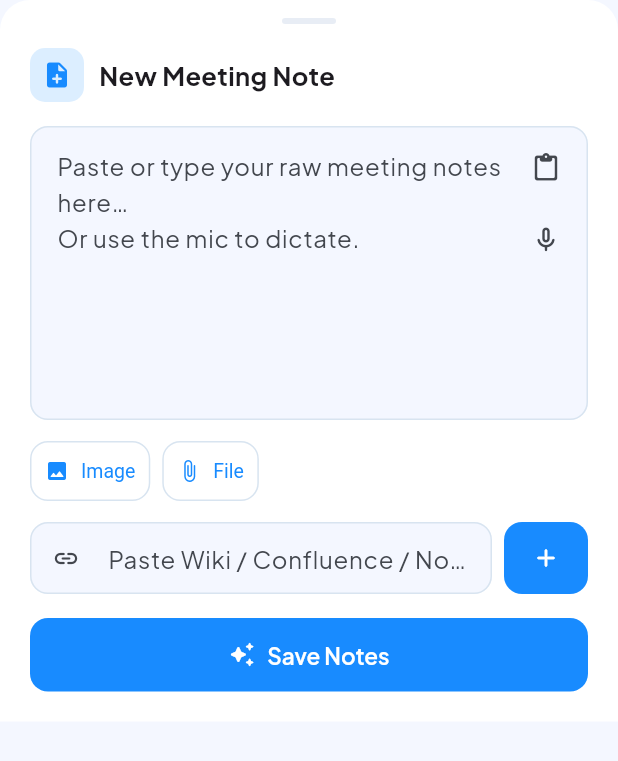
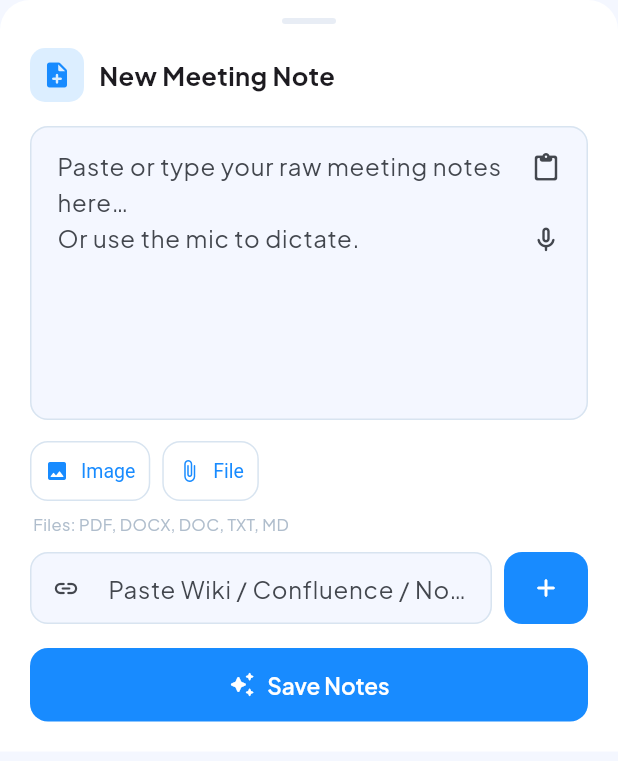
Before and after one commit to sohankhandaker/story-automation-mobile, a Flutter app: the NewNoteSheet widget shown alone on an empty page, opened directly, on a phone screen of 412 x 824 dp. Shown: the top 761 px of the screen. Run offline on Flutter 3.47's test engine with Material 3 defaults, Android fonts, the phone set to English and light mode, and no system bars; our stand-ins replace dio, file_picker, flutter_markdown, flutter_riverpod, flutter_secure_storage, flutter_svg and 6 more; accounts and stored records are empty; network calls fail.

Commit message:
feat: show supported file types hint below attachment buttons
Adds 'Files: PDF, DOCX, DOC, TXT, MD' caption below the Image/File
buttons in all three note sheets (NewNoteSheet, _AddMoreNotesSheet,
_ProjectNoteSheet) so users know which formats are supported.

Co-Authored-By: Claude Sonnet 4.6 <noreply@anthropic.com>

```diff
--- a/lib/screens/notes_screen.dart
+++ b/lib/screens/notes_screen.dart
@@ -895,6 +895,13 @@ class _NewNoteSheetState extends ConsumerState<NewNoteSheet> {
                   textStyle: const TextStyle(fontSize: 13)),
             ),
           ]),
+          const Padding(
+            padding: EdgeInsets.only(top: 4, left: 2),
+            child: Text(
+              'Files: PDF, DOCX, DOC, TXT, MD',
+              style: TextStyle(fontSize: 11, color: SeraTokens.hint),
+            ),
+          ),
           if (_attachments.isNotEmpty) ...[
             const Gap(8),
             Wrap(
@@ -1234,6 +1241,13 @@ class _AddMoreNotesSheetState
                   textStyle: const TextStyle(fontSize: 13)),
             ),
           ]),
+          const Padding(
+            padding: EdgeInsets.only(top: 4, left: 2),
+            child: Text(
+              'Files: PDF, DOCX, DOC, TXT, MD',
+              style: TextStyle(fontSize: 11, color: SeraTokens.hint),
+            ),
+          ),
           if (_attachments.isNotEmpty) ...[
             const Gap(8),
             Wrap(
```
Also changed, not shown: lib/screens/projects_screen.dart (+7 -0 lines).
